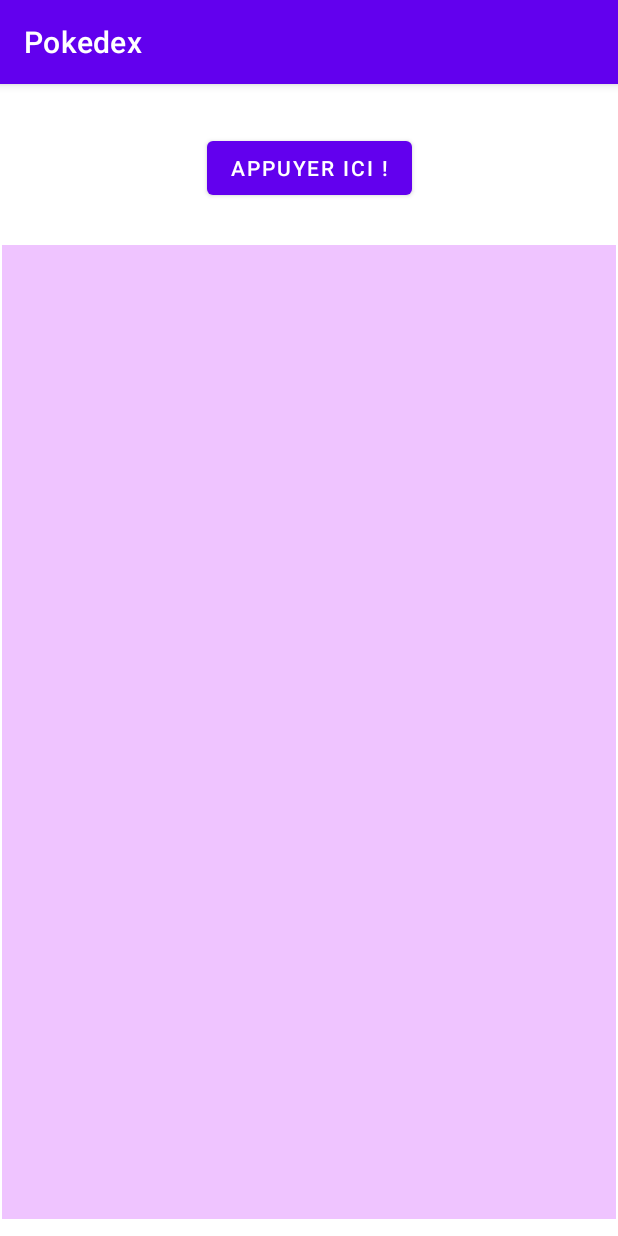
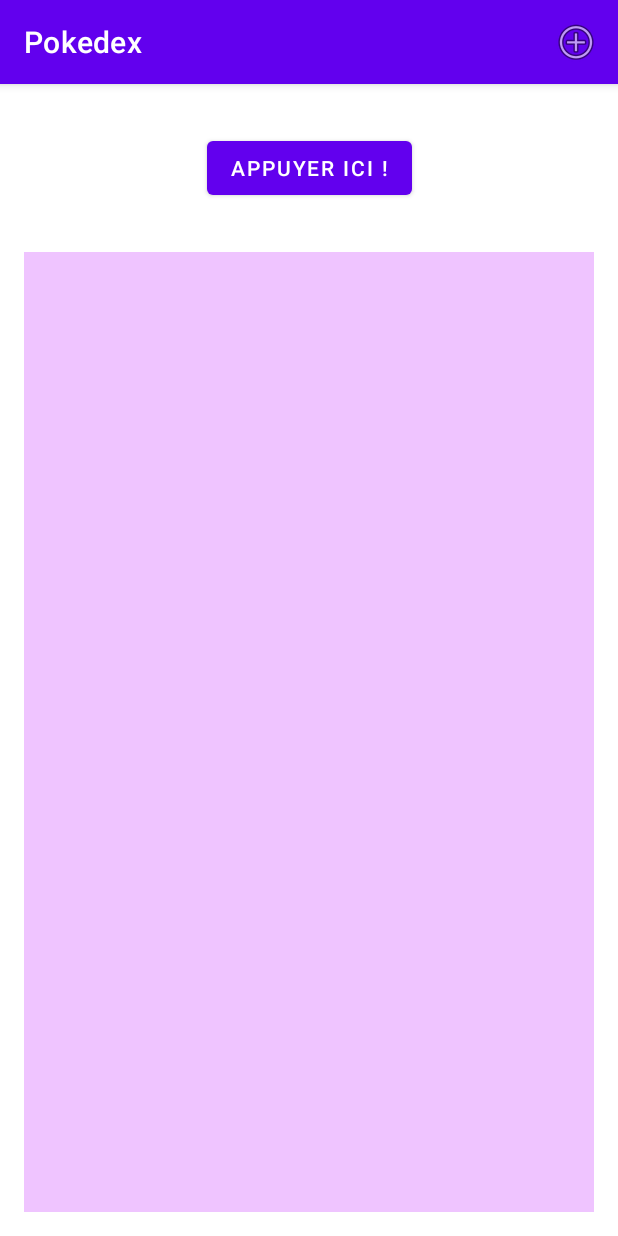
Before and after one commit to JehanPhlp/Pokedex, an Android app: the screen it shows after launch (MainActivity), on a phone screen of 412 x 824 dp. Run offline under Robolectric (Android 15) with nearby library versions, the phone set to English and light mode, and no system bars.

Commit message:
ajout du bouton ajout dans la menu bar

```diff
--- a/app/src/main/java/com/example/pokedex/MainActivity.java
+++ b/app/src/main/java/com/example/pokedex/MainActivity.java
@@ -1,17 +1,37 @@
 package com.example.pokedex;
 
+import androidx.annotation.NonNull;
 import androidx.appcompat.app.AppCompatActivity;
 
+import android.content.ClipData;
 import android.os.Bundle;
 import android.util.Log;
+import android.view.Menu;
+import android.view.MenuInflater;
+import android.view.MenuItem;
 import android.view.View;
+import android.widget.AdapterView;
+import android.widget.ArrayAdapter;
 import android.widget.Button;
 import android.widget.ListView;
 import android.widget.Toast;
 
+import java.util.ArrayList;
+import java.util.List;
+import java.util.UUID;
+
 public class MainActivity extends AppCompatActivity {
 
     private static final String TAG = "MainActivity";
+    private List<String> listValeurs;
+    private ArrayAdapter<String> adapter;
+
+    @Override
+    public boolean onCreateOptionsMenu(Menu menu) {
+        MenuInflater inflaterMenu = getMenuInflater();
+        inflaterMenu.inflate(R.menu.menubar, menu);
+        return true;
+    }
 
     @Override
     protected void onCreate(Bundle savedInstanceState) {
@@ -21,14 +41,38 @@ public class MainActivity extends AppCompatActivity {
         Button button = (Button) findViewById(R.id.buttonCentre);
         ListView listview = (ListView) findViewById(R.id.listview);
 
+        this.listValeurs = new ArrayList<String>();
+        this.adapter = new ArrayAdapter<>(this, android.R.layout.simple_list_item_1, this.listValeurs);
+
+        listview.setAdapter(this.adapter);
+        listview.setOnItemClickListener(new AdapterView.OnItemClickListener() {
+            @Override
+            public void onItemClick(AdapterView<?> parent, View view, int position, long id) {
+                String s = (String) parent.getItemAtPosition(position);
+
+                Toast.makeText(MainActivity.this, s, Toast.LENGTH_SHORT).show();
+            }
+        });
+
+
         button.setOnClickListener(new View.OnClickListener() {
             @Override
             public void onClick(View view) {
                 Toast.makeText(MainActivity.this, R.string.toast_button_clic, Toast.LENGTH_SHORT).show();
                 Log.v(TAG, "Bouton centre cliqué :Toast("+R.string.toast_button_clic+")");
-                listview.add()
+                String uniqueId = UUID.randomUUID().toString();
+                MainActivity.this.listValeurs.add(uniqueId);
+                MainActivity.this.adapter.notifyDataSetChanged();
             }
         });
     }
 
+    @Override
+    public boolean onOptionsItemSelected(@NonNull MenuItem item) {
+        switch (item.getItemId()) {
+            case R.id.additem_menu:
+
+        }
+    }
+
 }
--- a/app/src/main/res/layout/activity_main.xml
+++ b/app/src/main/res/layout/activity_main.xml
@@ -19,10 +19,12 @@
 
     <ListView
         android:id="@+id/listview"
-        android:layout_width="409dp"
-        android:layout_height="649dp"
+        android:layout_width="0dp"
+        android:layout_height="0dp"
         android:layout_marginHorizontal="16dp"
+        android:layout_marginStart="16dp"
         android:layout_marginTop="32dp"
+        android:layout_marginEnd="16dp"
         android:layout_marginBottom="16dp"
         android:background="@color/couleur_fond_listview"
         app:layout_constraintBottom_toBottomOf="parent"
--- /dev/null
+++ b/app/src/main/res/menu/menubar.xml
@@ -0,0 +1,9 @@
+<?xml version="1.0" encoding="utf-8"?>
+<menu xmlns:app="http://schemas.android.com/apk/res-auto"
+    xmlns:android="http://schemas.android.com/apk/res/android">
+    <item
+        android:id="@+id/additem_menu"
+        android:title="@string/text_additem_menu"
+        android:icon="@android:drawable/ic_menu_add"
+        app:showAsAction="always"/>
+</menu>
--- a/app/src/main/res/values/strings.xml
+++ b/app/src/main/res/values/strings.xml
@@ -3,4 +3,5 @@
     <string name="text_center_app">Bonjour !</string>
     <string name="text_first_button">Appuyer ici !</string>
     <string name="toast_button_clic">Coucou</string>
+    <string name="text_additem_menu">Ajouter</string>
 </resources>
```
